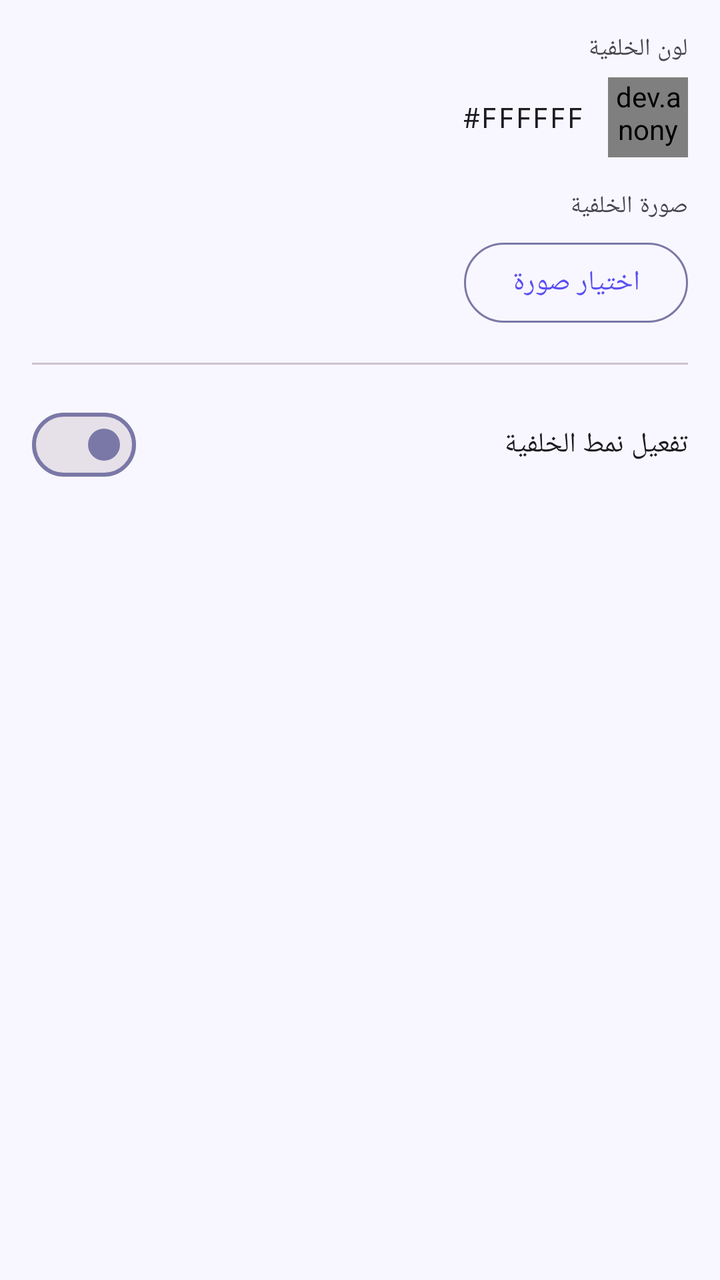
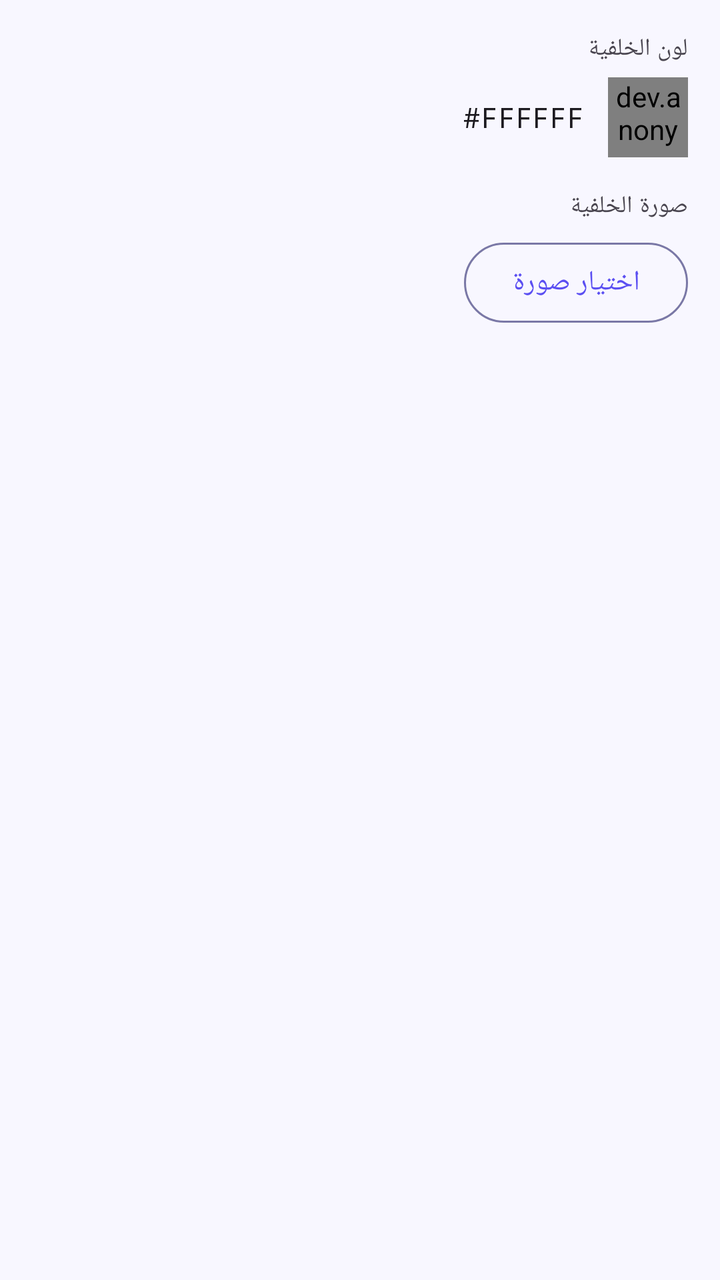

Before-and-after screenshots of an Android layout around one commit, followed by the original layout XML and the change that was made.
<!-- AndroidManifest.xml: application theme Theme.CardsDesignerPro -->
<!-- res/layout/fragment_prop_card.xml -->
<?xml version="1.0" encoding="utf-8"?>
<ScrollView
    xmlns:android="http://schemas.android.com/apk/res/android"
    xmlns:app="http://schemas.android.com/apk/res-auto"
    android:layout_width="match_parent"
    android:layout_height="match_parent"
    android:layoutDirection="rtl">

    <LinearLayout
        android:layout_width="match_parent"
        android:layout_height="wrap_content"
        android:orientation="vertical"
        android:padding="16dp">

        
        <TextView
            android:layout_width="match_parent"
            android:layout_height="wrap_content"
            android:text="@string/prop_background_color"
            android:textAppearance="?attr/textAppearanceLabelMedium"
            android:layout_marginBottom="6dp" />

        <LinearLayout
            android:layout_width="match_parent"
            android:layout_height="wrap_content"
            android:orientation="horizontal"
            android:gravity="center_vertical"
            android:layout_marginBottom="16dp">

            <dev.anonymous.cardsdesignerpro.common.widget.ColorPreviewView
                android:id="@+id/cpv_bg_color"
                android:layout_width="40dp"
                android:layout_height="40dp"
                android:layout_marginEnd="12dp" />

            <TextView
                android:id="@+id/tv_bg_color_hex"
                android:layout_width="wrap_content"
                android:layout_height="wrap_content"
                android:textAppearance="?attr/textAppearanceBodyMedium"
                android:fontFamily="monospace"
                android:text="#FFFFFF" />
        </LinearLayout>

        
        <TextView
            android:layout_width="match_parent"
            android:layout_height="wrap_content"
            android:text="@string/prop_background_image"
            android:textAppearance="?attr/textAppearanceLabelMedium"
            android:layout_marginBottom="6dp" />

        <com.google.android.material.button.MaterialButton
            android:id="@+id/btn_choose_bg_image"
            style="@style/Widget.Material3.Button.OutlinedButton"
            android:layout_width="wrap_content"
            android:layout_height="wrap_content"
            android:text="@string/prop_choose_image" />

        <LinearLayout
            android:id="@+id/layout_image_info"
            android:layout_width="match_parent"
            android:layout_height="wrap_content"
            android:orientation="horizontal"
            android:gravity="center_vertical"
            android:layout_marginTop="4dp"
            android:visibility="gone">

            <TextView
                android:id="@+id/tv_bg_image_path"
                android:layout_width="0dp"
                android:layout_height="wrap_content"
                android:layout_weight="1"
                android:textAppearance="?attr/textAppearanceBodySmall"
                android:textColor="?attr/colorOnSurfaceVariant"
                android:maxLines="1"
                android:ellipsize="start" />

            <com.google.android.material.button.MaterialButton
                android:id="@+id/btn_delete_bg_image"
                style="@style/Widget.Material3.Button.TextButton"
                android:layout_width="wrap_content"
                android:layout_height="wrap_content"
                android:text="@string/prop_remove_image"
                app:icon="@drawable/ic_delete"
                app:iconGravity="textStart"
                android:textColor="?attr/colorError" />
        </LinearLayout>

        <com.google.android.material.button.MaterialButtonToggleGroup
            android:id="@+id/toggle_bg_scale"
            android:layout_width="wrap_content"
            android:layout_height="wrap_content"
            android:layout_marginTop="12dp"
            android:layout_gravity="center_horizontal"
            app:singleSelection="true"
            app:selectionRequired="true"
            android:visibility="gone">
            <com.google.android.material.button.MaterialButton
                android:id="@+id/btn_scale_fit"
                style="?attr/materialButtonOutlinedStyle"
                android:layout_width="wrap_content"
                android:layout_height="wrap_content"
                android:text="@string/prop_bg_scale_fit" />
            <com.google.android.material.button.MaterialButton
                android:id="@+id/btn_scale_crop"
                style="?attr/materialButtonOutlinedStyle"
                android:layout_width="wrap_content"
                android:layout_height="wrap_content"
                android:text="@string/prop_bg_scale_crop" />
        </com.google.android.material.button.MaterialButtonToggleGroup>

        
        <View
            android:layout_width="match_parent"
            android:layout_height="1dp"
            android:background="?attr/colorOutlineVariant"
            android:layout_marginTop="16dp"
            android:layout_marginBottom="16dp" />

        
        <com.google.android.material.materialswitch.MaterialSwitch
            android:id="@+id/switch_pattern"
            android:layout_width="match_parent"
            android:layout_height="wrap_content"
            android:text="تفعيل نمط الخلفية"
            android:layout_marginBottom="12dp" />

        
        <LinearLayout
            android:id="@+id/layout_pattern_options"
            android:layout_width="match_parent"
            android:layout_height="wrap_content"
            android:orientation="vertical"
            android:visibility="gone">

            
            <TextView
                android:layout_width="match_parent"
                android:layout_height="wrap_content"
                android:text="شكل النمط"
                android:textAppearance="?attr/textAppearanceLabelMedium"
                android:layout_marginBottom="6dp" />
            <Spinner android:id="@+id/spinner_pattern_shape"
                android:layout_width="match_parent"
                android:layout_height="48dp"
                android:layout_marginBottom="6dp" />

            
            <LinearLayout
                android:id="@+id/layout_pattern_custom_image"
                android:layout_width="match_parent"
                android:layout_height="wrap_content"
                android:orientation="horizontal"
                android:gravity="center_vertical"
                android:layout_marginBottom="8dp"
                android:visibility="gone">

                <TextView
                    android:id="@+id/tv_pattern_custom_image_name"
                    android:layout_width="0dp"
                    android:layout_height="wrap_content"
                    android:layout_weight="1"
                    android:textAppearance="?attr/textAppearanceBodySmall"
                    android:textColor="?attr/colorOnSurfaceVariant"
                    android:maxLines="1"
                    android:ellipsize="middle" />

                <com.google.android.material.button.MaterialButton
                    android:id="@+id/btn_remove_pattern_image"
                    style="@style/Widget.Material3.Button.TextButton"
                    android:layout_width="wrap_content"
                    android:layout_height="wrap_content"
                    android:text="@string/prop_remove_image"
                    android:textColor="?attr/colorError" />
            </LinearLayout>

            
            <TextView
                android:layout_width="match_parent"
                android:layout_height="wrap_content"
                android:text="كثافة النمط"
                android:textAppearance="?attr/textAppearanceLabelMedium"
                android:layout_marginBottom="6dp" />
            <com.google.android.material.slider.Slider
                android:id="@+id/slider_pattern_density"
                android:layout_width="match_parent"
                android:layout_height="wrap_content"
                android:valueFrom="0"
                android:valueTo="1"
                android:value="0.5"
                android:stepSize="0.05"
                android:layout_marginBottom="14dp" />

            
            <com.google.android.material.checkbox.MaterialCheckBox
                android:id="@+id/cb_pattern_custom_tint"
                android:layout_width="match_parent"
                android:layout_height="wrap_content"
                android:text="تلوين الشعار"
                android:visibility="gone"
                android:layout_marginBottom="6dp" />

            
            <LinearLayout
                android:id="@+id/layout_pattern_color"
                android:layout_width="match_parent"
                android:layout_height="wrap_content"
                android:orientation="vertical"
                android:layout_marginBottom="14dp">

                <TextView
                    android:layout_width="match_parent"
                    android:layout_height="wrap_content"
                    android:text="لون النمط"
                    android:textAppearance="?attr/textAppearanceLabelMedium"
                    android:layout_marginBottom="6dp" />

                <LinearLayout
                    android:layout_width="match_parent"
                    android:layout_height="wrap_content"
                    android:orientation="horizontal"
                    android:gravity="center_vertical">

                    <dev.anonymous.cardsdesignerpro.common.widget.ColorPreviewView
                        android:id="@+id/cpv_pattern_color"
                        android:layout_width="40dp"
                        android:layout_height="40dp"
                        android:layout_marginEnd="12dp" />

                    <TextView
                        android:id="@+id/tv_pattern_color_hex"
                        android:layout_width="wrap_content"
                        android:layout_height="wrap_content"
                        android:fontFamily="monospace"
                        android:textAppearance="?attr/textAppearanceBodyMedium"
                        android:text="#CCCCCC" />
                </LinearLayout>
            </LinearLayout>



        </LinearLayout>

    </LinearLayout>
</ScrollView>
<!-- resources referenced by this layout -->
<resources>
  <!-- drawable ic_delete (drawable) -->
  <vector xmlns:android="http://schemas.android.com/apk/res/android"
      android:width="24dp"
      android:height="24dp"
      android:viewportWidth="24"
      android:viewportHeight="24">
      <path
          android:fillColor="?attr/colorOnSurface"
          android:pathData="M6,19c0,1.1 0.9,2 2,2h8c1.1,0 2,-0.9 2,-2V7H6v12zM19,4h-3.5l-1,-1h-5l-1,1H5v2h14V4z"/>
  </vector>
  <string name="prop_background_color">لون الخلفية</string>
  <string name="prop_background_image">صورة الخلفية</string>
  <string name="prop_bg_scale_crop">توسيط الأبعاد مع القص</string>
  <string name="prop_bg_scale_fit">شد الصورة وتعبئتها</string>
  <string name="prop_choose_image">اختيار صورة</string>
  <string name="prop_remove_image">حذف الصورة</string>
  <style name="Theme.CardsDesignerPro" parent="Base.Theme.CardsDesignerPro" />
  <style name="Base.Theme.CardsDesignerPro" parent="Theme.Material3.DayNight.NoActionBar">
          <item name="colorPrimary">@color/md_theme_light_primary</item>
          <item name="colorOnPrimary">@color/md_theme_light_onPrimary</item>
          <item name="colorPrimaryContainer">@color/md_theme_light_primaryContainer</item>
          <item name="colorOnPrimaryContainer">@color/md_theme_light_onPrimaryContainer</item>
          <item name="colorSecondary">@color/md_theme_light_secondary</item>
          <item name="colorOnSecondary">@color/md_theme_light_onSecondary</item>
          <item name="android:colorBackground">@color/md_theme_light_background</item>
          <item name="colorSurface">@color/md_theme_light_surface</item>
          <item name="colorOnSurface">@color/md_theme_light_onSurface</item>
          <item name="colorSurfaceVariant">@color/md_theme_light_surfaceVariant</item>
          <item name="colorOnSurfaceVariant">@color/md_theme_light_onSurfaceVariant</item>
          <item name="colorOutline">@color/md_theme_light_outline</item>
          <item name="colorError">@color/md_theme_light_error</item>
          <item name="colorOnError">@color/md_theme_light_onError</item>
          <item name="android:statusBarColor">?attr/colorSurface</item>
          <item name="android:windowLightStatusBar">true</item>
          <item name="android:layoutDirection">rtl</item>
          <item name="android:supportsRtl">true</item>
      </style>
  <color name="md_theme_light_primary">#FF5B4FF2</color>
  <color name="md_theme_light_onPrimary">#FFFFFFFF</color>
  <color name="md_theme_light_primaryContainer">#FFE8E5FF</color>
  <color name="md_theme_light_onPrimaryContainer">#FF1A006E</color>
  <color name="md_theme_light_secondary">#FF00BFA5</color>
  <color name="md_theme_light_onSecondary">#FFFFFFFF</color>
  <color name="md_theme_light_background">#FFF8F7FF</color>
  <color name="md_theme_light_surface">#FFFFFFFF</color>
  <color name="md_theme_light_onSurface">#FF1A1A2E</color>
  <color name="md_theme_light_surfaceVariant">#FFE8E5FF</color>
  <color name="md_theme_light_onSurfaceVariant">#FF444370</color>
  <color name="md_theme_light_outline">#FF7A78A6</color>
  <color name="md_theme_light_error">#FFB3261E</color>
  <color name="md_theme_light_onError">#FFFFFFFF</color>
</resources>

<!-- the commit's change to res/layout/fragment_prop_card.xml (unified diff, before → after) -->
@@ -113,134 +113,7 @@
         
         <View
             android:layout_width="match_parent"
-            android:layout_height="1dp"
-            android:background="?attr/colorOutlineVariant"
-            android:layout_marginTop="16dp"
-            android:layout_marginBottom="16dp" />
-
-        
-        <com.google.android.material.materialswitch.MaterialSwitch
-            android:id="@+id/switch_pattern"
-            android:layout_width="match_parent"
-            android:layout_height="wrap_content"
-            android:text="تفعيل نمط الخلفية"
-            android:layout_marginBottom="12dp" />
-
-        
-        <LinearLayout
-            android:id="@+id/layout_pattern_options"
-            android:layout_width="match_parent"
-            android:layout_height="wrap_content"
-            android:orientation="vertical"
-            android:visibility="gone">
-
-            
-            <TextView
-                android:layout_width="match_parent"
-                android:layout_height="wrap_content"
-                android:text="شكل النمط"
-                android:textAppearance="?attr/textAppearanceLabelMedium"
-                android:layout_marginBottom="6dp" />
-            <Spinner android:id="@+id/spinner_pattern_shape"
-                android:layout_width="match_parent"
-                android:layout_height="48dp"
-                android:layout_marginBottom="6dp" />
-
-            
-            <LinearLayout
-                android:id="@+id/layout_pattern_custom_image"
-                android:layout_width="match_parent"
-                android:layout_height="wrap_content"
-                android:orientation="horizontal"
-                android:gravity="center_vertical"
-                android:layout_marginBottom="8dp"
-                android:visibility="gone">
-
-                <TextView
-                    android:id="@+id/tv_pattern_custom_image_name"
-                    android:layout_width="0dp"
-                    android:layout_height="wrap_content"
-                    android:layout_weight="1"
-                    android:textAppearance="?attr/textAppearanceBodySmall"
-                    android:textColor="?attr/colorOnSurfaceVariant"
-                    android:maxLines="1"
-                    android:ellipsize="middle" />
-
-                <com.google.android.material.button.MaterialButton
-                    android:id="@+id/btn_remove_pattern_image"
-                    style="@style/Widget.Material3.Button.TextButton"
-                    android:layout_width="wrap_content"
-                    android:layout_height="wrap_content"
-                    android:text="@string/prop_remove_image"
-                    android:textColor="?attr/colorError" />
-            </LinearLayout>
-
-            
-            <TextView
-                android:layout_width="match_parent"
-                android:layout_height="wrap_content"
-                android:text="كثافة النمط"
-                android:textAppearance="?attr/textAppearanceLabelMedium"
-                android:layout_marginBottom="6dp" />
-            <com.google.android.material.slider.Slider
-                android:id="@+id/slider_pattern_density"
-                android:layout_width="match_parent"
-                android:layout_height="wrap_content"
-                android:valueFrom="0"
-                android:valueTo="1"
-                android:value="0.5"
-                android:stepSize="0.05"
-                android:layout_marginBottom="14dp" />
-
-            
-            <com.google.android.material.checkbox.MaterialCheckBox
-                android:id="@+id/cb_pattern_custom_tint"
-                android:layout_width="match_parent"
-                android:layout_height="wrap_content"
-                android:text="تلوين الشعار"
-                android:visibility="gone"
-                android:layout_marginBottom="6dp" />
-
-            
-            <LinearLayout
-                android:id="@+id/layout_pattern_color"
-                android:layout_width="match_parent"
-                android:layout_height="wrap_content"
-                android:orientation="vertical"
-                android:layout_marginBottom="14dp">
-
-                <TextView
-                    android:layout_width="match_parent"
-                    android:layout_height="wrap_content"
-                    android:text="لون النمط"
-                    android:textAppearance="?attr/textAppearanceLabelMedium"
-                    android:layout_marginBottom="6dp" />
-
-                <LinearLayout
-                    android:layout_width="match_parent"
-                    android:layout_height="wrap_content"
-                    android:orientation="horizontal"
-                    android:gravity="center_vertical">
-
-                    <dev.anonymous.cardsdesignerpro.common.widget.ColorPreviewView
-                        android:id="@+id/cpv_pattern_color"
-                        android:layout_width="40dp"
-                        android:layout_height="40dp"
-                        android:layout_marginEnd="12dp" />
-
-                    <TextView
-                        android:id="@+id/tv_pattern_color_hex"
-                        android:layout_width="wrap_content"
-                        android:layout_height="wrap_content"
-                        android:fontFamily="monospace"
-                        android:textAppearance="?attr/textAppearanceBodyMedium"
-                        android:text="#CCCCCC" />
-                </LinearLayout>
-            </LinearLayout>
-
-
-
-        </LinearLayout>
+            android:layout_height="16dp" />
 
     </LinearLayout>
 </ScrollView>
